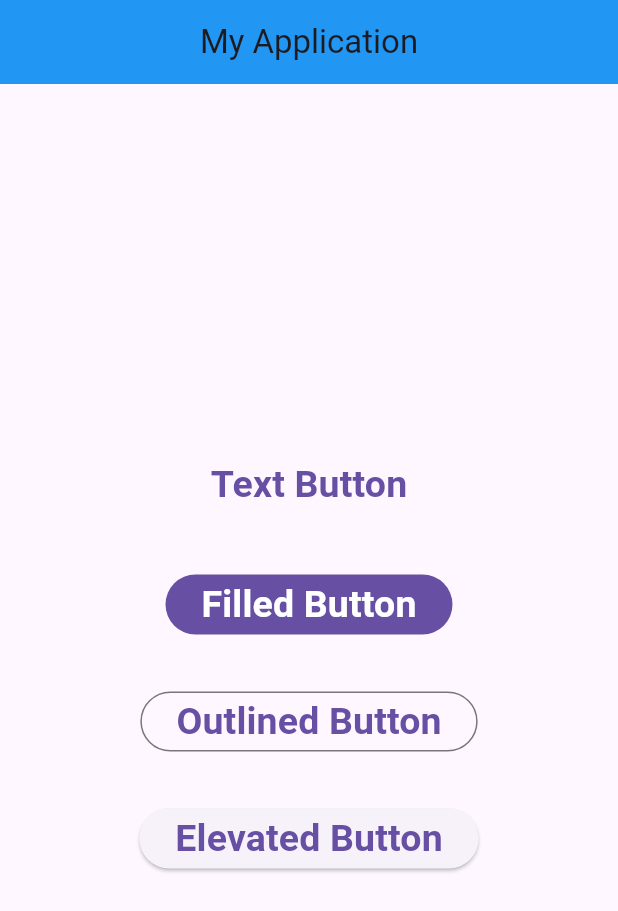
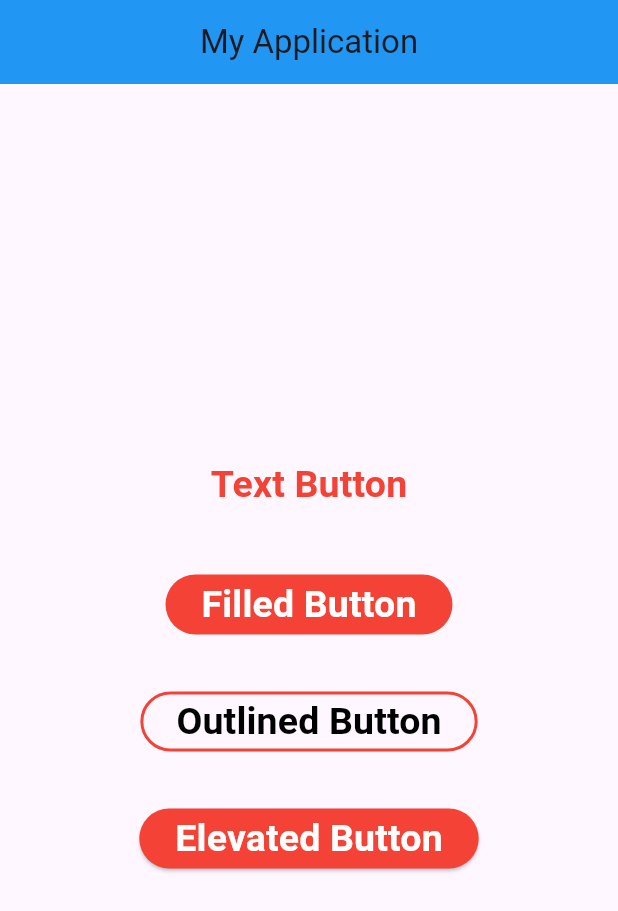
Before and after one commit to James28Dev/flutter-person-registry-kongruksiam-course, a Flutter app: the screen it shows after launch, on a phone screen of 412 x 824 dp. Shown: the top 911 px of the screen. Run offline on Flutter 3.47's test engine with Material 3 defaults, Android fonts, the phone set to English and light mode, and no system bars.

Commit message:
Update button styles in `person_registry_app/lib/screens/home.dart` by applying custom colors and border side properties to `TextButton`, `FilledButton`, `OutlinedButton`, and `ElevatedButton`.

```diff
--- a/person_registry_app/lib/screens/home.dart
+++ b/person_registry_app/lib/screens/home.dart
@@ -10,6 +10,7 @@ class Home extends StatelessWidget {
         mainAxisAlignment: MainAxisAlignment.center,
         children: [
           TextButton(
+            style: TextButton.styleFrom(foregroundColor: Colors.red),
             onPressed: () {},
             child: Text(
               "Text Button",
@@ -18,6 +19,10 @@ class Home extends StatelessWidget {
           ),
           SizedBox(height: 30),
           FilledButton(
+            style: FilledButton.styleFrom(
+              backgroundColor: Colors.red,
+              foregroundColor: Colors.white,
+            ),
             onPressed: () {},
             child: Text(
               "Filled Button",
@@ -26,6 +31,10 @@ class Home extends StatelessWidget {
           ),
           SizedBox(height: 30),
           OutlinedButton(
+            style: OutlinedButton.styleFrom(
+              side: BorderSide(color: Colors.red, width: 2),
+              foregroundColor: Colors.black,
+            ),
             onPressed: () {},
             child: Text(
               "Outlined Button",
@@ -34,6 +43,10 @@ class Home extends StatelessWidget {
           ),
           SizedBox(height: 30),
           ElevatedButton(
+            style: ElevatedButton.styleFrom(
+              backgroundColor: Colors.red,
+              foregroundColor: Colors.white,
+            ),
             onPressed: () {},
             child: Text(
               "Elevated Button",
```
